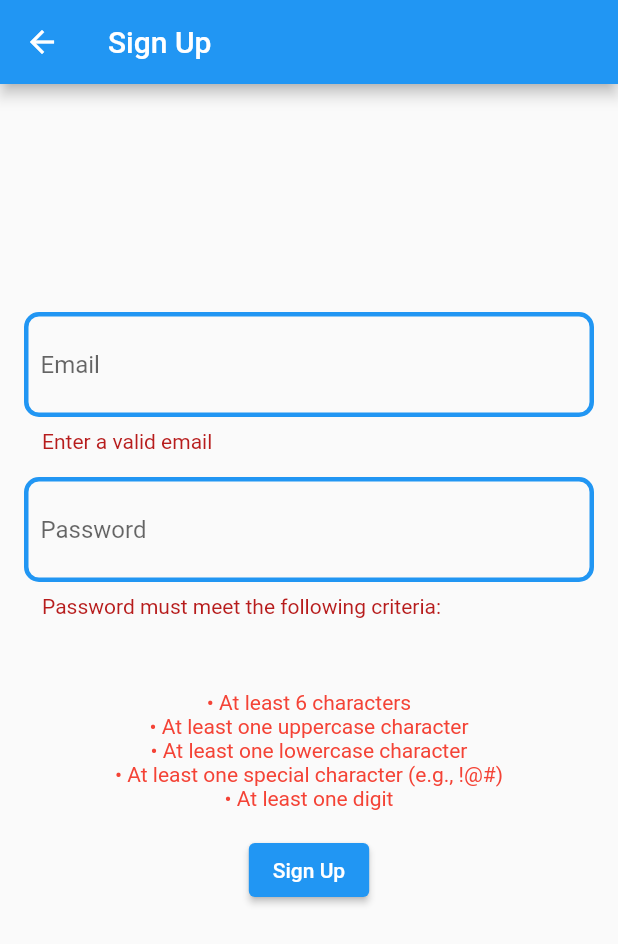
After one commit to bounswe/bounswe2023group3, a Flutter app: the SignupScreen screen opened by its route, on a phone screen of 412 x 824 dp. The commit adds this screen. Shown: the top 944 px of the screen. Run offline on Flutter 3.47's test engine with Material 2 defaults, Android fonts, the phone set to English and light mode, and no system bars; our stand-ins replace email_validator.

Commit message:
signup page and services added

```diff
--- a/app/mobile/lib/main.dart
+++ b/app/mobile/lib/main.dart
@@ -1,9 +1,11 @@
 import 'package:flutter/material.dart';
 import 'view/login/loginScreen.dart';
+import 'view/signup/signupScreen.dart';
 
 void main() => runApp(MaterialApp(
     initialRoute: '/login',
     routes: {
       '/login': (context) => const LoginScreen(),
+      '/sign': (context) => const SignupScreen(),
     }
 ));
--- /dev/null
+++ b/app/mobile/lib/services/signuser.dart
@@ -0,0 +1,32 @@
+import 'dart:convert';
+import 'package:http/http.dart' as http;
+
+class SignUser {
+  static const String baseUrl = 'https://restcountries.com/v3.1/name/'; // To be replaced with our backend API
+
+  Future<http.Response> sign(String username, String password) async {
+    const String signEndpoint = '/sign'; // Replace with your login endpoint
+
+    final Map<String, String> data = {
+      'username': username,
+      'password': password,
+    };
+
+    final Uri url = Uri.parse('$baseUrl$signEndpoint');
+
+    try {
+      final http.Response response = await http.post(
+        url,
+        headers: <String, String>{
+          'Content-Type': 'application/json',
+        },
+        body: jsonEncode(data),
+      );
+
+      return response;
+    } catch (e) {
+      print('Error: $e');
+      rethrow;
+    }
+  }
+}
--- /dev/null
+++ b/app/mobile/lib/view/signup/signupScreen.dart
@@ -0,0 +1,215 @@
+import 'package:flutter/material.dart';
+import 'package:email_validator/email_validator.dart';
+import 'package:mobile_app/view/login/customTextField.dart';
+import 'package:mobile_app/services/signuser.dart';
+
+
+class SignupScreen extends StatefulWidget {
+  const SignupScreen({super.key});
+
+  @override
+  State<SignupScreen> createState() => _SignupScreenState();
+}
+
+class _SignupScreenState extends State<SignupScreen> {
+  final TextEditingController emailController = TextEditingController();
+  final TextEditingController passwordController = TextEditingController();
+
+  bool isEmailValid = false;
+  bool isPasswordValid = false;
+  bool emptyEmail = false;
+  bool emptyPassword = false;
+  Color lengthColor = Colors.red;
+  Color uppercaseColor = Colors.red;
+  Color lowercaseColor = Colors.red;
+  Color specialCharColor = Colors.red;
+  Color digitColor = Colors.red;
+
+  void validateEmail(String email) {
+    setState(() {
+      emptyPassword = false;
+      emptyEmail = false;
+      if (email.isEmpty) {
+        isEmailValid = true;
+      } else {
+        isEmailValid = EmailValidator.validate(email);
+      }
+    });
+  }
+
+  // Add more validation logic for password as needed
+  void validatePassword(String password) {
+    setState(() {
+      emptyPassword = false;
+      emptyEmail = false;
+
+      // Define patterns to check for each password criteria
+      final lengthPattern = RegExp(r'.{6,}');
+      final uppercasePattern = RegExp(r'[A-Z]');
+      final lowercasePattern = RegExp(r'[a-z]');
+      final specialCharPattern = RegExp(r'[!@#\$%^&*(),.?":{}|<>]');
+      final digitPattern = RegExp(r'[0-9]');
+
+      // Check each criteria
+      final isLengthValid = lengthPattern.hasMatch(password);
+      final isUppercaseValid = uppercasePattern.hasMatch(password);
+      final isLowercaseValid = lowercasePattern.hasMatch(password);
+      final isSpecialCharValid = specialCharPattern.hasMatch(password);
+      final isDigitValid = digitPattern.hasMatch(password);
+
+      // Set isPasswordValid to true if all criteria are met
+      isPasswordValid = isLengthValid &&
+          isUppercaseValid &&
+          isLowercaseValid &&
+          isSpecialCharValid &&
+          isDigitValid;
+    });
+  }
+
+
+  void showErrorMessage() {
+    ScaffoldMessenger.of(context).showSnackBar(
+      const SnackBar(
+        content: Text('Email or password is incorrect'),
+      ),
+    );
+  }
+
+  void signup() async {
+    if (isEmailValid && isPasswordValid) {
+      String email = emailController.text;
+      String password = passwordController.text;
+      if (email.isEmpty) {
+        setState(() {
+          emptyEmail = true;
+        });
+      }
+      if (password.isEmpty) {
+        setState(() {
+          emptyPassword = true;
+        });
+      }
+      if (emptyEmail || emptyPassword) {
+        return;
+      }
+      SignUser signUser = SignUser();
+      await signUser.sign(email, password);
+    }
+  }
+
+  @override
+  Widget build(BuildContext context) {
+    return Scaffold(
+      appBar: AppBar(
+        title: const Text('Sign Up'),
+      ),
+      body: Padding(
+        padding: const EdgeInsets.all(16.0),
+        child: Column(
+          mainAxisAlignment: MainAxisAlignment.center,
+          children: [
+            CustomTextField(
+              labelText: 'Email',
+              controller: emailController,
+              keyboardType: TextInputType.emailAddress,
+              onChanged: validateEmail,
+              errorText: isEmailValid ? "" : 'Enter a valid email',
+            ),
+            const SizedBox(height: 16),
+            CustomTextField(
+              labelText: 'Password',
+              controller: passwordController,
+              obscureText: true,
+              onChanged: validatePassword,
+              errorText: isPasswordValid
+                  ? ""
+                  : 'Password must meet the following criteria:',
+            ),
+            Text(
+              emptyEmail ? 'Email cannot be empty' : '',
+              style: TextStyle(
+                color: Colors.red[900],
+              ),
+            ),
+            Text(
+              emptyPassword ? 'Password cannot be empty' : '',
+              style: TextStyle(
+                color: Colors.red[900],
+              ),
+            ),
+            const SizedBox(height: 16),
+            // Display the password criteria
+            Text(
+              '• At least 6 characters',
+              style: TextStyle(
+                color: isPasswordValid || passwordController.text.length >= 6
+                    ? Colors.green
+                    : Colors.red,
+              ),
+            ),
+            Text(
+              '• At least one uppercase character',
+              style: TextStyle(
+                color: isPasswordValid ||
+                    RegExp(r'[A-Z]').hasMatch(passwordController.text) ? Colors
+                    .green : Colors.red,
+              ),
+            ),
+            Text(
+              '• At least one lowercase character',
+              style: TextStyle(
+                color: isPasswordValid ||
+                    RegExp(r'[a-z]').hasMatch(passwordController.text) ? Colors
+                    .green : Colors.red,
+              ),
+            ),
+            Text(
+              '• At least one special character (e.g., !@#)',
+              style: TextStyle(
+                color: isPasswordValid ||
+                    RegExp(r'[!@#\$%^&*(),.?":{}|<>]').hasMatch(passwordController.text) ? Colors
+                    .green : Colors.red,
+              ),
+            ),
+            Text(
+              '• At least one digit',
+              style: TextStyle(
+                color: isPasswordValid ||
+                    RegExp(r'[0-9]').hasMatch(passwordController.text) ? Colors
+                    .green : Colors.red,
+              ),
+            ),
+            // End of password criteria display
+            const SizedBox(height: 16),
+            ElevatedButton(
+              onPressed: isEmailValid && isPasswordValid
+                  ? signup
+                  : showErrorMessage,
+              child: const Text('Sign Up'),
+            ),
+            Padding(
+              padding: const EdgeInsets.all(10),
+              child: Column(
+                children: [
+                  Text(
+                    emptyEmail ? 'Email cannot be empty' : '',
+                    style: TextStyle(
+                      color: Colors.red[900],
+                    ),
+                  ),
+                  Text(
+                    emptyPassword ? 'Password cannot be empty' : '',
+                    style: TextStyle(
+                      color: Colors.red[900],
+                    ),
+                  ),
+                  const SizedBox(height: 16),
+                ],
+              ),
+            )
+          ],
+        ),
+      ),
+    );
+  }
+}
```
Also changed, not shown: app/mobile/lib/view/login/loginScreen.dart (+17 -1 lines).
